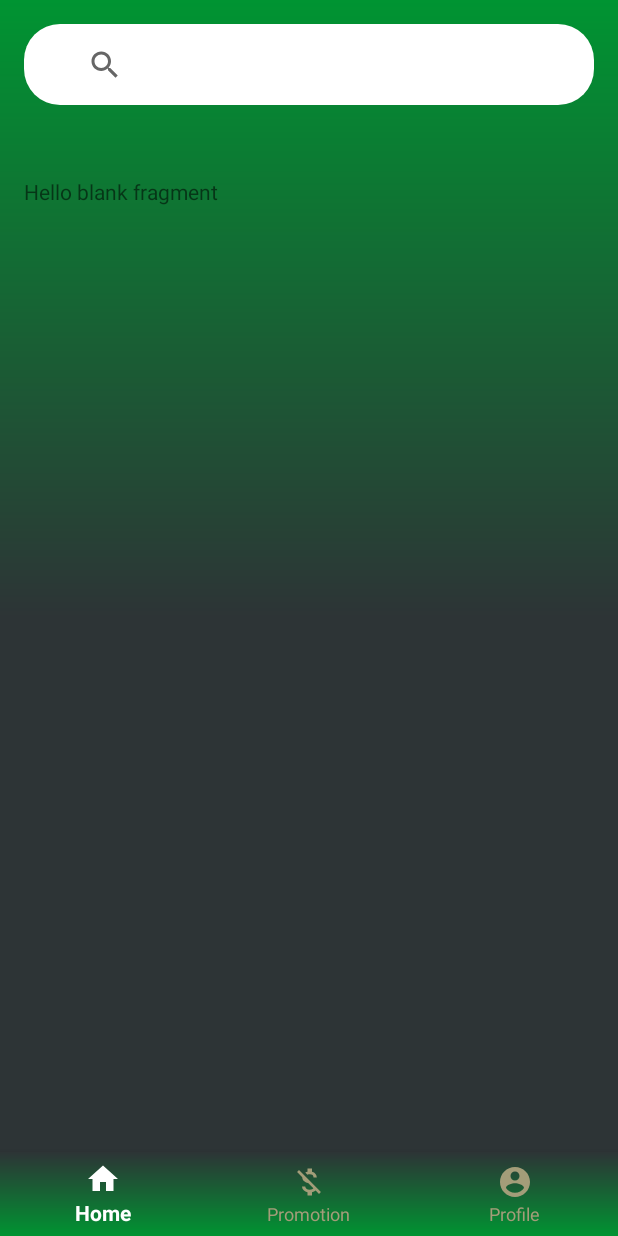
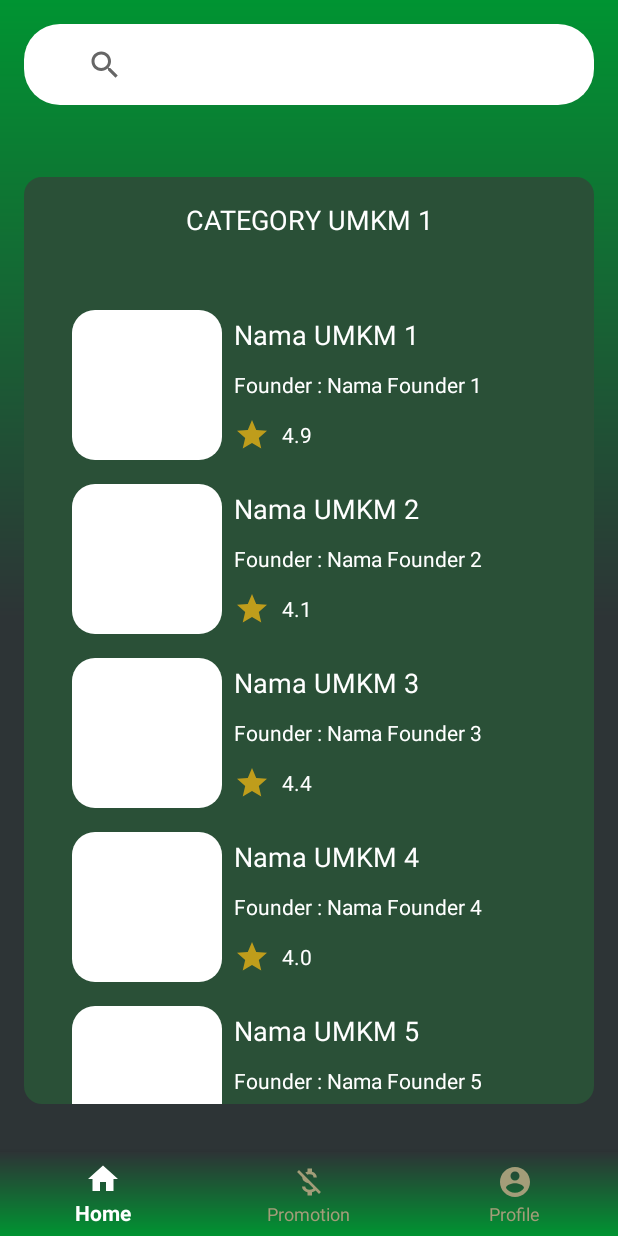
Before and after one commit to warokdroid/virtualin-hackathon-warokdroid, an Android app: the fragment UmkmCategoryFragment placed in its activity, after a tap on "CATEGORY UMKM 1", on a phone screen of 412 x 824 dp. Run offline under Robolectric (Android 15) with nearby library versions, the phone set to English and light mode, and no system bars; 1 statement that could not run was skipped.

Commit message:
Add code in Umkm Category Fragment and Umkms Adapter

```diff
--- /dev/null
+++ b/app/src/main/java/com/warokdroid/virtualin/adapters/UmkmsAdapter.kt
@@ -0,0 +1,69 @@
+package com.warokdroid.virtualin.adapters
+
+import android.annotation.SuppressLint
+import android.content.Context
+import android.os.Bundle
+import android.view.LayoutInflater
+import android.view.View
+import android.view.ViewGroup
+import android.widget.ImageView
+import android.widget.TextView
+import androidx.recyclerview.widget.RecyclerView
+import com.warokdroid.virtualin.R
+import com.warokdroid.virtualin.activities.MainActivity
+import com.warokdroid.virtualin.fragments.UmkmDetailFragment
+import com.warokdroid.virtualin.models.Umkm
+
+class UmkmsAdapter(var context: Context? = null, var umkms: MutableList<Umkm>? = null) :
+    RecyclerView.Adapter<UmkmsAdapter.ViewHolder>() {
+
+    override fun onCreateViewHolder(parent: ViewGroup, viewType: Int): ViewHolder =
+        ViewHolder(LayoutInflater.from(context).inflate(R.layout.umkm_item, parent, false))
+
+    override fun getItemCount(): Int = umkms?.size ?: -1
+
+    @SuppressLint("ResourceType")
+    override fun onBindViewHolder(holder: ViewHolder, position: Int) {
+        umkms?.let { it[position] }?.let { itUmkm ->
+            holder.bindItem(itUmkm) {
+                val bundle = Bundle()
+                it.icon?.let { bundle.putInt(UmkmDetailFragment.KEY_ICON, it) }
+                it.name?.let { bundle.putString(UmkmDetailFragment.KEY_UMKM_NAME, it) }
+                it.founder?.let { bundle.putString(UmkmDetailFragment.KEY_UMKM_FOUNDER, it) }
+                it.rating?.let {
+                    bundle.putString(
+                        UmkmDetailFragment.KEY_UMKM_RATING,
+                        it.toString()
+                    )
+                }
+                it.about?.let { bundle.putString(UmkmDetailFragment.KEY_ABOUT_UMKM, it) }
+
+                val umkmDetailFragment = UmkmDetailFragment()
+                umkmDetailFragment.arguments = bundle
+                val activity: MainActivity = context as MainActivity
+                activity.supportFragmentManager.beginTransaction()
+                    .setCustomAnimations(R.transition.slide_in_right, R.transition.slide_out_left)
+                    .replace(R.id.frame_home, umkmDetailFragment)
+                    .addToBackStack(null).commit()
+            }
+        }
+    }
+
+    inner class ViewHolder(view: View) : RecyclerView.ViewHolder(view) {
+        private val imgIcon: ImageView = view.findViewById(R.id.img_icon)
+        private val tvUmkmName: TextView = view.findViewById(R.id.tv_umkm_name)
+        private val tvUmkmFounder: TextView = view.findViewById(R.id.tv_umkm_founder)
+        private val tvUmkmRating: TextView = view.findViewById(R.id.tv_umkm_rating)
+
+        fun bindItem(umkm: Umkm, listener: (Umkm) -> Unit) {
+            umkm.icon?.let { imgIcon.setImageResource(it) }
+            umkm.name?.let { tvUmkmName.text = it }
+            umkm.founder?.let {
+                tvUmkmFounder.text = itemView.resources.getString(R.string.founder, it)
+            }
+            umkm.rating?.let { tvUmkmRating.text = it.toString() }
+
+            itemView.setOnClickListener { listener(umkm) }
+        }
+    }
+}
--- a/app/src/main/java/com/warokdroid/virtualin/fragments/UmkmCategoryFragment.kt
+++ b/app/src/main/java/com/warokdroid/virtualin/fragments/UmkmCategoryFragment.kt
@@ -5,13 +5,20 @@ import android.os.Bundle
 import android.view.LayoutInflater
 import android.view.View
 import android.view.ViewGroup
+import android.widget.TextView
 import androidx.fragment.app.Fragment
+import androidx.recyclerview.widget.LinearLayoutManager
+import androidx.recyclerview.widget.RecyclerView
 import com.warokdroid.virtualin.R
+import com.warokdroid.virtualin.adapters.UmkmsAdapter
+import com.warokdroid.virtualin.models.Umkm
 
 /**
  * A simple [Fragment] subclass.
  */
 class UmkmCategoryFragment : Fragment() {
+
+    private lateinit var root: View
 
     companion object {
         const val KEY_ID = "key_id"
@@ -20,13 +27,56 @@ class UmkmCategoryFragment : Fragment() {
         const val KEY_UMKMS = "key_umkms"
     }
 
+    private lateinit var tvCategoryName: TextView
+    private lateinit var rvCategoryUmkm: RecyclerView
+
+    private var umkms: MutableList<Umkm> = mutableListOf()
+
+    private var dataId: Int = 0
+    private lateinit var dataName: String
+    private var dataIcon: Int = 0
+    private var dataUmkms: ArrayList<Umkm> = arrayListOf()
+
     override fun onCreateView(
         inflater: LayoutInflater, container: ViewGroup?,
         savedInstanceState: Bundle?
     ): View? {
         // Inflate the layout for this fragment
-        return inflater.inflate(R.layout.fragment_umkm_category, container, false)
+        root = inflater.inflate(R.layout.fragment_umkm_category, container, false)
+        return root
     }
 
+    override fun onViewCreated(view: View, savedInstanceState: Bundle?) {
+        super.onViewCreated(view, savedInstanceState)
+        initViews(root)
+        getData()
+        setViews()
+        setRecyclerView()
+    }
 
+    private fun initViews(root: View) {
+        tvCategoryName = root.findViewById(R.id.tv_category_name)
+        rvCategoryUmkm = root.findViewById(R.id.rv_category_umkm)
+    }
+
+    private fun getData() {
+        val bundle = this.arguments
+        if (bundle != null) {
+            dataId = bundle.getInt(KEY_ID)
+            dataName = bundle.getString(KEY_NAME)
+            dataIcon = bundle.getInt(KEY_ICON)
+            dataUmkms = bundle.getParcelableArrayList(KEY_UMKMS)
+
+            umkms.addAll(dataUmkms)
+        }
+    }
+
+    private fun setViews() {
+        tvCategoryName.text = dataName
+    }
+
+    private fun setRecyclerView() {
+        rvCategoryUmkm.adapter = UmkmsAdapter(context, umkms)
+        rvCategoryUmkm.layoutManager = LinearLayoutManager(context)
+    }
 }
--- /dev/null
+++ b/app/src/main/java/com/warokdroid/virtualin/fragments/UmkmDetailFragment.kt
@@ -0,0 +1,31 @@
+package com.warokdroid.virtualin.fragments
+
+
+import android.os.Bundle
+import android.view.LayoutInflater
+import android.view.View
+import android.view.ViewGroup
+import androidx.fragment.app.Fragment
+import com.warokdroid.virtualin.R
+
+/**
+ * A simple [Fragment] subclass.
+ */
+class UmkmDetailFragment : Fragment() {
+
+    companion object {
+        const val KEY_ICON = "key_icon"
+        const val KEY_UMKM_NAME = "key_umkm_name"
+        const val KEY_UMKM_FOUNDER = "key_umkm_founder"
+        const val KEY_UMKM_RATING = "key_umkm_rating"
+        const val KEY_ABOUT_UMKM = "key_about_umkm"
+    }
+
+    override fun onCreateView(
+        inflater: LayoutInflater, container: ViewGroup?,
+        savedInstanceState: Bundle?
+    ): View? {
+        // Inflate the layout for this fragment
+        return inflater.inflate(R.layout.fragment_umkm_detail, container, false)
+    }
+}
--- /dev/null
+++ b/app/src/main/res/drawable/ic_star_gold_24dp.xml
@@ -0,0 +1,10 @@
+<vector xmlns:android="http://schemas.android.com/apk/res/android"
+    android:width="24dp"
+    android:height="24dp"
+    android:tint="#BF9D1B"
+    android:viewportWidth="24.0"
+    android:viewportHeight="24.0">
+    <path
+        android:fillColor="#FF000000"
+        android:pathData="M12,17.27L18.18,21l-1.64,-7.03L22,9.24l-7.19,-0.61L12,2 9.19,8.63 2,9.24l5.46,4.73L5.82,21z" />
+</vector>
--- a/app/src/main/res/layout/fragment_umkm_category.xml
+++ b/app/src/main/res/layout/fragment_umkm_category.xml
@@ -1,14 +1,38 @@
 <?xml version="1.0" encoding="utf-8"?>
-<FrameLayout xmlns:android="http://schemas.android.com/apk/res/android"
+<androidx.constraintlayout.widget.ConstraintLayout xmlns:android="http://schemas.android.com/apk/res/android"
+    xmlns:app="http://schemas.android.com/apk/res-auto"
     xmlns:tools="http://schemas.android.com/tools"
     android:layout_width="match_parent"
     android:layout_height="match_parent"
+    android:background="@drawable/bg_home"
     tools:context=".fragments.UmkmCategoryFragment">
 
-    <!-- TODO: Update blank fragment layout -->
     <TextView
+        android:id="@+id/tv_category_name"
         android:layout_width="match_parent"
-        android:layout_height="match_parent"
-        android:text="@string/hello_blank_fragment" />
+        android:layout_height="wrap_content"
+        android:layout_margin="@dimen/activity_vertical_margin"
+        android:gravity="center_horizontal"
+        android:textAllCaps="true"
+        android:textColor="@android:color/white"
+        android:textSize="18sp"
+        app:layout_constraintBottom_toTopOf="@id/rv_category_umkm"
+        app:layout_constraintEnd_toEndOf="parent"
+        app:layout_constraintStart_toStartOf="parent"
+        app:layout_constraintTop_toTopOf="parent"
+        tools:text="UMKM Kriya" />
 
-</FrameLayout>
+    <androidx.recyclerview.widget.RecyclerView
+        android:id="@+id/rv_category_umkm"
+        android:layout_width="0dp"
+        android:layout_height="0dp"
+        android:layout_marginLeft="@dimen/activity_horizontal_margin"
+        android:layout_marginTop="@dimen/activity_vertical_margin"
+        android:layout_marginRight="@dimen/activity_horizontal_margin"
+        app:layout_constraintBottom_toBottomOf="parent"
+        app:layout_constraintEnd_toEndOf="parent"
+        app:layout_constraintStart_toStartOf="parent"
+        app:layout_constraintTop_toBottomOf="@id/tv_category_name"
+        tools:listitem="@layout/umkm_item" />
+
+</androidx.constraintlayout.widget.ConstraintLayout>
--- /dev/null
+++ b/app/src/main/res/layout/fragment_umkm_detail.xml
@@ -0,0 +1,14 @@
+<?xml version="1.0" encoding="utf-8"?>
+<FrameLayout xmlns:android="http://schemas.android.com/apk/res/android"
+    xmlns:tools="http://schemas.android.com/tools"
+    android:layout_width="match_parent"
+    android:layout_height="match_parent"
+    tools:context=".fragments.UmkmDetailFragment">
+
+    <!-- TODO: Update blank fragment layout -->
+    <TextView
+        android:layout_width="match_parent"
+        android:layout_height="match_parent"
+        android:text="@string/hello_blank_fragment" />
+
+</FrameLayout>
--- /dev/null
+++ b/app/src/main/res/layout/umkm_item.xml
@@ -0,0 +1,61 @@
+<?xml version="1.0" encoding="utf-8"?>
+<LinearLayout xmlns:android="http://schemas.android.com/apk/res/android"
+    xmlns:tools="http://schemas.android.com/tools"
+    android:layout_width="wrap_content"
+    android:layout_height="wrap_content"
+    android:layout_marginStart="@dimen/activity_horizontal_margin"
+    android:layout_marginTop="@dimen/activity_vertical_margin"
+    android:layout_marginEnd="@dimen/activity_horizontal_margin"
+    android:orientation="horizontal">
+
+    <ImageView
+        android:id="@+id/img_icon"
+        android:layout_width="100dp"
+        android:layout_height="100dp"
+        android:layout_marginEnd="8dp"
+        android:src="@drawable/ic_icon"
+        tools:ignore="ContentDescription" />
+
+    <LinearLayout
+        android:layout_width="match_parent"
+        android:layout_height="match_parent"
+        android:orientation="vertical"
+        android:weightSum="3">
+
+        <TextView
+            android:id="@+id/tv_umkm_name"
+            android:layout_width="match_parent"
+            android:layout_height="0dp"
+            android:layout_weight="1"
+            android:gravity="center_vertical"
+            android:lines="2"
+            android:textColor="@android:color/white"
+            android:textSize="18sp"
+            tools:text="Uzumaki Naruto" />
+
+        <TextView
+            android:id="@+id/tv_umkm_founder"
+            android:layout_width="match_parent"
+            android:layout_height="0dp"
+            android:layout_weight="1"
+            android:gravity="center_vertical"
+            android:lines="2"
+            android:textColor="@android:color/white"
+            android:textSize="14sp"
+            tools:text="Founder : Uzumaki Naruto" />
+
+        <TextView
+            android:id="@+id/tv_umkm_rating"
+            android:layout_width="match_parent"
+            android:layout_height="0dp"
+            android:layout_weight="1"
+            android:drawableStart="@drawable/ic_star_gold_24dp"
+            android:drawablePadding="8dp"
+            android:gravity="center_vertical"
+            android:textColor="@android:color/white"
+            android:textSize="14sp"
+            tools:text="4.8" />
+
+    </LinearLayout>
+
+</LinearLayout>
```
